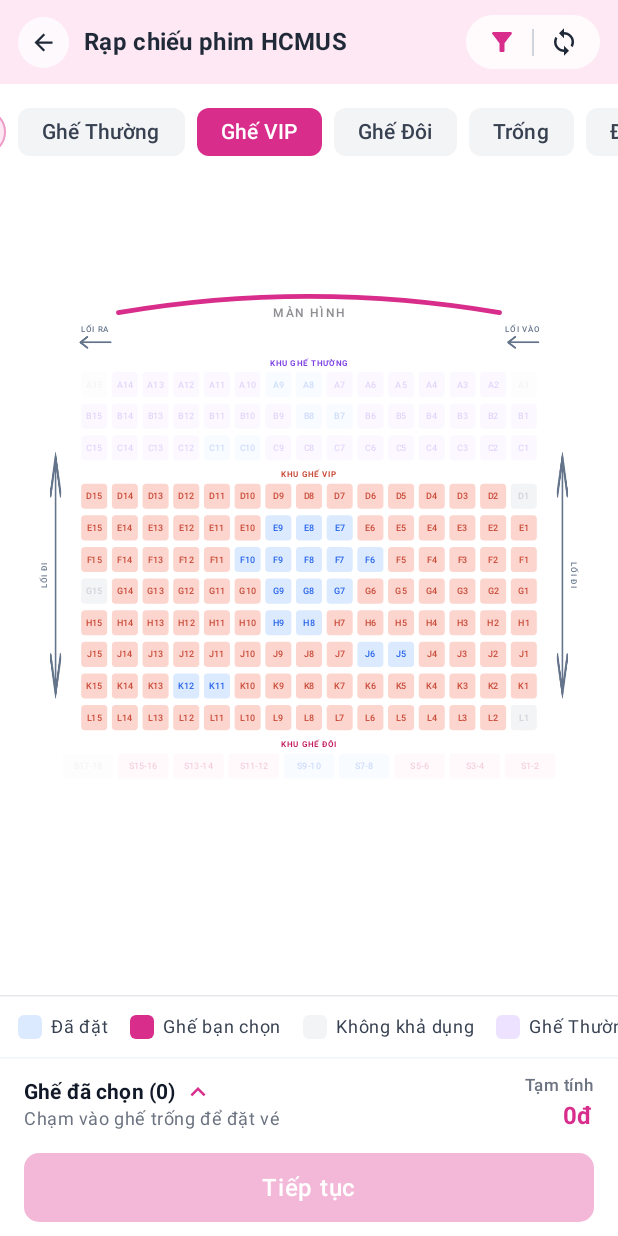
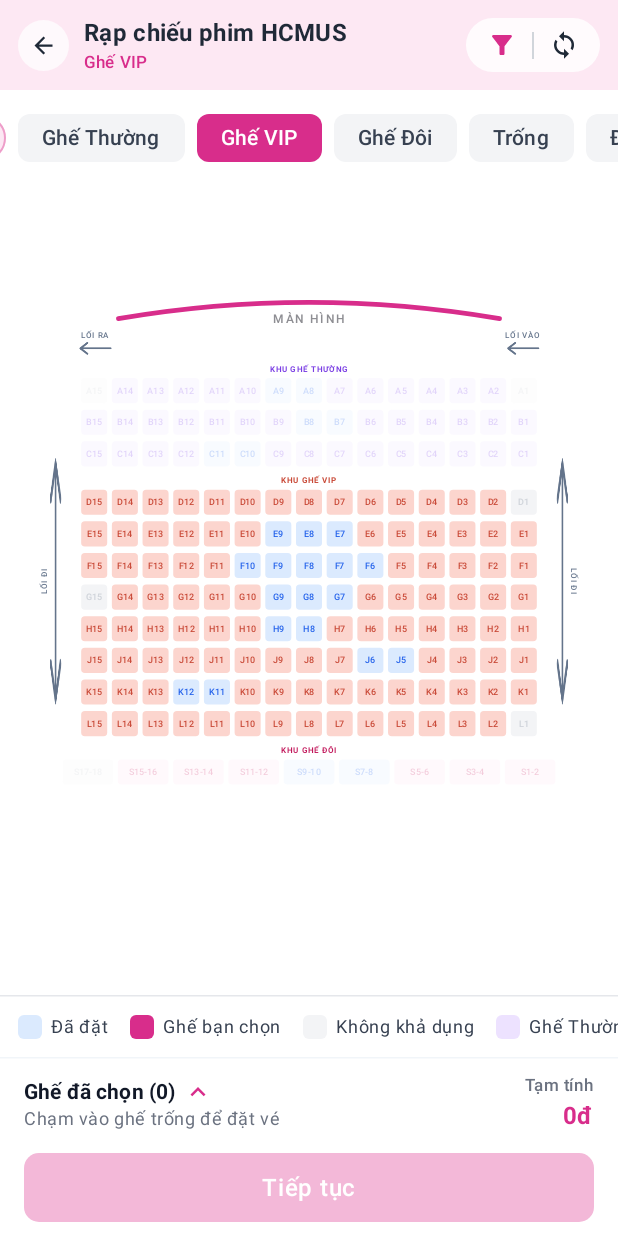
Before and after one commit to FlyingCat-0202/Cinema-seat, an Android app built with Jetpack Compose: the screen it shows after launch (MainActivity), after a tap on "Ghế VIP", on a phone screen of 412 x 824 dp. Run offline under Robolectric (Android 15) with nearby library versions, the phone set to English and light mode, and no system bars; 3 other taps on this screen came first.

Commit message:
show filter status, improve hit-testing, manage animation using cameraAnimJob

```diff
--- a/app/build.gradle.kts
+++ b/app/build.gradle.kts
@@ -38,7 +38,6 @@ android {
 dependencies {
     implementation(platform(libs.androidx.compose.bom))
     implementation(libs.androidx.activity.compose)
-    implementation(libs.androidx.appcompat)
     implementation(libs.androidx.compose.material3)
     implementation(libs.androidx.compose.material.icons.extended)
     implementation(libs.androidx.compose.ui)
--- a/app/src/main/java/com/example/cinemaseat/ui/MainScreen.kt
+++ b/app/src/main/java/com/example/cinemaseat/ui/MainScreen.kt
@@ -43,7 +43,8 @@ fun CinemaMainScreen(
             .navigationBarsPadding()
     ) {
         FilterHeader(
-            hasActiveFilter = uiState.hasActiveFilter,
+            selectedTypeFilter = uiState.selectedTypeFilter,
+            selectedStatusFilter = uiState.selectedStatusFilter,
             isFilterExpanded = isFilterExpanded,
             onToggleFilterPanel = { isFilterExpanded = !isFilterExpanded },
             onResetView = { resetTrigger++ }
--- a/app/src/main/java/com/example/cinemaseat/ui/components/CinemaCanvas.kt
+++ b/app/src/main/java/com/example/cinemaseat/ui/components/CinemaCanvas.kt
@@ -15,12 +15,14 @@ import androidx.compose.runtime.getValue
 import androidx.compose.runtime.mutableFloatStateOf
 import androidx.compose.runtime.mutableStateOf
 import androidx.compose.runtime.remember
+import androidx.compose.runtime.rememberCoroutineScope
 import androidx.compose.runtime.rememberUpdatedState
 import androidx.compose.runtime.setValue
 import androidx.compose.ui.Modifier
 import androidx.compose.ui.draw.clipToBounds
 import androidx.compose.ui.geometry.CornerRadius
 import androidx.compose.ui.geometry.Offset
+import androidx.compose.ui.geometry.Rect
 import androidx.compose.ui.geometry.Size
 import androidx.compose.ui.graphics.Color
 import androidx.compose.ui.graphics.Path
@@ -49,7 +51,16 @@ import com.example.cinemaseat.model.SeatStatus
 import com.example.cinemaseat.model.SeatType
 import com.example.cinemaseat.model.SeatZone
 import com.example.cinemaseat.ui.state.CinemaUiState
+import kotlinx.coroutines.Job
 import kotlinx.coroutines.launch
+
+private const val SEAT_CORNER_RADIUS = 8f
+private val SELECTED_SEAT_COLORS = Color(0xFFD82D8B) to Color.White
+private val BOOKED_SEAT_COLORS = Color(0xFFDBEAFE) to Color(0xFF2563EB)
+private val UNAVAILABLE_SEAT_COLORS = Color(0xFFF3F4F6) to Color(0xFFD1D5DB)
+private val STANDARD_SEAT_COLORS = Color(0xFFEDE2FF) to Color(0xFF7B3FE4)
+private val VIP_SEAT_COLORS = Color(0xFFFCD5CE) to Color(0xFFC94A38)
+private val COUPLE_SEAT_COLORS = Color(0xFFFCE2F0) to Color(0xFFC2185B)
 
 @Composable
 fun CinemaCanvas(
@@ -61,7 +72,7 @@ fun CinemaCanvas(
     val hall = uiState.hallLayout
 
     val density = LocalDensity.current
-    val seatCorner = remember { CornerRadius(8f, 8f) }
+    val seatCorner = remember { CornerRadius(SEAT_CORNER_RADIUS, SEAT_CORNER_RADIUS) }
     val borderStroke = remember { Stroke(width = 2.5f) }
     val textMeasurer = rememberTextMeasurer()
     val screenStroke = remember { Stroke(width = 10f, cap = StrokeCap.Round) }
@@ -152,6 +163,8 @@ fun CinemaCanvas(
     var scale by remember { mutableFloatStateOf(1f) }
     var offset by remember { mutableStateOf(Offset.Zero) }
     var initialized by remember { mutableStateOf(false) }
+    val coroutineScope = rememberCoroutineScope()
+    var cameraAnimJob by remember { mutableStateOf<Job?>(null) }
 
     fun clampOffset(candidate: Offset, targetScale: Float, size: IntSize): Offset {
         if (size.width <= 0 || size.height <= 0) return candidate
@@ -173,6 +186,7 @@ fun CinemaCanvas(
 
     LaunchedEffect(resetTrigger) {
         if (resetTrigger > 0 && canvasSize.width > 0 && canvasSize.height > 0) {
+            cameraAnimJob?.cancel()
             val targetScale = minOf(
                 canvasSize.width / hall.worldWidth,
                 canvasSize.height / hall.worldHeight
@@ -183,6 +197,7 @@ fun CinemaCanvas(
             )
             val startScale = scale
             val startOffset = offset
+            cameraAnimJob = coroutineScope.launch {
                 launch {
                     animate(
                         initialValue = startScale,
@@ -200,21 +215,27 @@ fun CinemaCanvas(
                 }
             }
         }
+    }
 
     LaunchedEffect(uiState.focusRequest) {
         val request = uiState.focusRequest ?: return@LaunchedEffect
         if (canvasSize.width <= 0 || canvasSize.height <= 0) return@LaunchedEffect
         val targetSeat = hall.seats.firstOrNull { it.id == request.seatId } ?: return@LaunchedEffect
+        cameraAnimJob?.cancel()
         val targetScale = maxOf(scale, fitScale * 2f).coerceAtMost(fitScale * 3.5f)
         val seatCenter = targetSeat.bounds.center
         val rawOffset = Offset(
             x = canvasSize.width / 2f - seatCenter.x * targetScale,
             y = canvasSize.height / 2f - seatCenter.y * targetScale
         )
+        val startScale = scale
+        val startOffset = offset
+        val clampedTargetOffset = clampOffset(rawOffset, targetScale, canvasSize)
 
+        cameraAnimJob = coroutineScope.launch {
             launch {
                 animate(
-                initialValue = scale,
+                    initialValue = startScale,
                     targetValue = targetScale,
                     animationSpec = tween(350)
                 ) { value, _ -> scale = value }
@@ -222,10 +243,11 @@ fun CinemaCanvas(
             launch {
                 animate(
                     typeConverter = Offset.VectorConverter,
-                initialValue = offset,
-                targetValue = clampOffset(rawOffset, targetScale, canvasSize),
+                    initialValue = startOffset,
+                    targetValue = clampedTargetOffset,
                     animationSpec = tween(350)
                 ) { value, _ -> offset = value }
+            }
         }
     }
 
@@ -257,6 +279,7 @@ fun CinemaCanvas(
             .pointerInput(hall) {
                 detectTransformGestures { centroid, pan, zoom, _ ->
                     if (canvasSize.width <= 0 || canvasSize.height <= 0) return@detectTransformGestures
+                    cameraAnimJob?.cancel()
                     val minScale = (fitScale * 0.75f).coerceAtLeast(0.2f)
                     val maxScale = (fitScale * 3.5f).coerceAtLeast(2.0f)
 
@@ -277,7 +300,7 @@ fun CinemaCanvas(
                         y = (tapOffset.y - offset.y) / scale
                     )
                     val hitSeat = currentUiState.hallLayout.seats.firstOrNull { seat ->
-                        seat.bounds.contains(worldPoint)
+                        seat.bounds.containsRounded(worldPoint, SEAT_CORNER_RADIUS)
                     }
                     if (hitSeat != null) {
                         currentOnSeatTap(hitSeat)
@@ -314,16 +337,18 @@ fun CinemaCanvas(
 
                 for (seat in hall.seats) {
                     val status = seat.effectiveStatus(uiState.selectedSeatIds)
-                    val (fillColor, textColor) = when (status) {
-                        SeatStatus.SELECTED -> Color(0xFFD82D8B) to Color.White
-                        SeatStatus.BOOKED -> Color(0xFFDBEAFE) to Color(0xFF2563EB)
-                        SeatStatus.UNAVAILABLE -> Color(0xFFF3F4F6) to Color(0xFFD1D5DB)
+                    val seatColors = when (status) {
+                        SeatStatus.SELECTED -> SELECTED_SEAT_COLORS
+                        SeatStatus.BOOKED -> BOOKED_SEAT_COLORS
+                        SeatStatus.UNAVAILABLE -> UNAVAILABLE_SEAT_COLORS
                         SeatStatus.AVAILABLE -> when (seat.type) {
-                            SeatType.STANDARD -> Color(0xFFEDE2FF) to Color(0xFF7B3FE4)
-                            SeatType.VIP -> Color(0xFFFCD5CE) to Color(0xFFC94A38)
-                            SeatType.COUPLE -> Color(0xFFFCE2F0) to Color(0xFFC2185B)
+                            SeatType.STANDARD -> STANDARD_SEAT_COLORS
+                            SeatType.VIP -> VIP_SEAT_COLORS
+                            SeatType.COUPLE -> COUPLE_SEAT_COLORS
                         }
                     }
+                    val fillColor = seatColors.first
+                    val textColor = seatColors.second
                     val alpha = if (uiState.matchesFilter(seat)) 1f else 0.2f
 
                     drawRoundRect(
@@ -429,6 +454,22 @@ fun CinemaCanvas(
     }
 }
 
+private fun Rect.containsRounded(point: Offset, cornerRadius: Float): Boolean {
+    if (!contains(point)) return false
+    val r = cornerRadius.coerceAtMost(minOf(width, height) / 2f)
+    val dx = when {
+        point.x < left + r -> (left + r) - point.x
+        point.x > right - r -> point.x - (right - r)
+        else -> 0f
+    }
+    val dy = when {
+        point.y < top + r -> (top + r) - point.y
+        point.y > bottom - r -> point.y - (bottom - r)
+        else -> 0f
+    }
+    return dx * dx + dy * dy <= r * r
+}
+
 @Preview(showBackground = true, widthDp = 400, heightDp = 520)
 @Composable
 private fun CinemaCanvasPreview() {
--- a/app/src/main/java/com/example/cinemaseat/ui/components/FilterBar.kt
+++ b/app/src/main/java/com/example/cinemaseat/ui/components/FilterBar.kt
@@ -43,6 +43,7 @@ import androidx.compose.ui.draw.clip
 import androidx.compose.ui.graphics.Color
 import androidx.compose.ui.graphics.graphicsLayer
 import androidx.compose.ui.text.font.FontWeight
+import androidx.compose.ui.text.style.TextOverflow
 import androidx.compose.ui.tooling.preview.Preview
 import androidx.compose.ui.unit.dp
 import com.example.cinemaseat.model.CinemaLayoutGenerator
@@ -52,7 +53,8 @@ import com.example.cinemaseat.ui.state.CinemaUiState
 
 @Composable
 fun FilterHeader(
-    hasActiveFilter: Boolean,
+    selectedTypeFilter: SeatType?,
+    selectedStatusFilter: SeatStatus?,
     isFilterExpanded: Boolean,
     onToggleFilterPanel: () -> Unit,
     onResetView: () -> Unit,
@@ -60,6 +62,11 @@ fun FilterHeader(
 ) {
     val baseColor = Color(0xFFD82D8B)
     val headerBg = Color(0xFFFDE8F3)
+    val hasActiveFilter = selectedTypeFilter != null || selectedStatusFilter != null
+    val activeFilterText = listOfNotNull(
+        selectedTypeFilter?.label,
+        selectedStatusFilter?.label
+    ).joinToString(" · ")
 
     Row(
         modifier = modifier
@@ -85,13 +92,26 @@ fun FilterHeader(
 
         Spacer(modifier = Modifier.width(10.dp))
 
+        Column(modifier = Modifier.weight(1f)) {
             Text(
                 text = "Rạp chiếu phim HCMUS",
                 style = MaterialTheme.typography.titleMedium,
                 color = Color(0xFF1F2937),
                 fontWeight = FontWeight.Bold,
-            modifier = Modifier.weight(1f)
+                maxLines = 1,
+                overflow = TextOverflow.Ellipsis
             )
+            if (activeFilterText.isNotEmpty()) {
+                Text(
+                    text = activeFilterText,
+                    style = MaterialTheme.typography.labelSmall,
+                    color = baseColor,
+                    fontWeight = FontWeight.SemiBold,
+                    maxLines = 1,
+                    overflow = TextOverflow.Ellipsis
+                )
+            }
+        }
 
         //  Icon Filter | Icon Reset View
         Surface(
@@ -276,7 +296,8 @@ private fun FilterBarPreview() {
     val hall = remember { CinemaLayoutGenerator.createSampleHall() }
     Column {
         FilterHeader(
-            hasActiveFilter = true,
+            selectedTypeFilter = SeatType.VIP,
+            selectedStatusFilter = SeatStatus.AVAILABLE,
             isFilterExpanded = true,
             onToggleFilterPanel = {},
             onResetView = {}
--- a/gradle/libs.versions.toml
+++ b/gradle/libs.versions.toml
@@ -8,7 +8,6 @@ lifecycleRuntimeKtx = "2.6.1"
 activityCompose = "1.13.0"
 kotlin = "2.2.10"
 composeBom = "2026.02.01"
-appcompat = "1.8.0"
 
 [libraries]
 androidx-core-ktx = { group = "androidx.core", name = "core-ktx", version.ref = "coreKtx" }
@@ -28,7 +27,6 @@ androidx-compose-ui-test-manifest = { group = "androidx.compose.ui", name = "ui-
 androidx-compose-ui-test-junit4 = { group = "androidx.compose.ui", name = "ui-test-junit4" }
 androidx-compose-material3 = { group = "androidx.compose.material3", name = "material3" }
 androidx-compose-material-icons-extended = { group = "androidx.compose.material", name = "material-icons-extended" }
-androidx-appcompat = { group = "androidx.appcompat", name = "appcompat", version.ref = "appcompat" }
 
 [plugins]
 android-application = { id = "com.android.application", version.ref = "agp" }
```
Also changed, not shown: 1 other file. Lines whose indentation alone changed are shown as unchanged.
